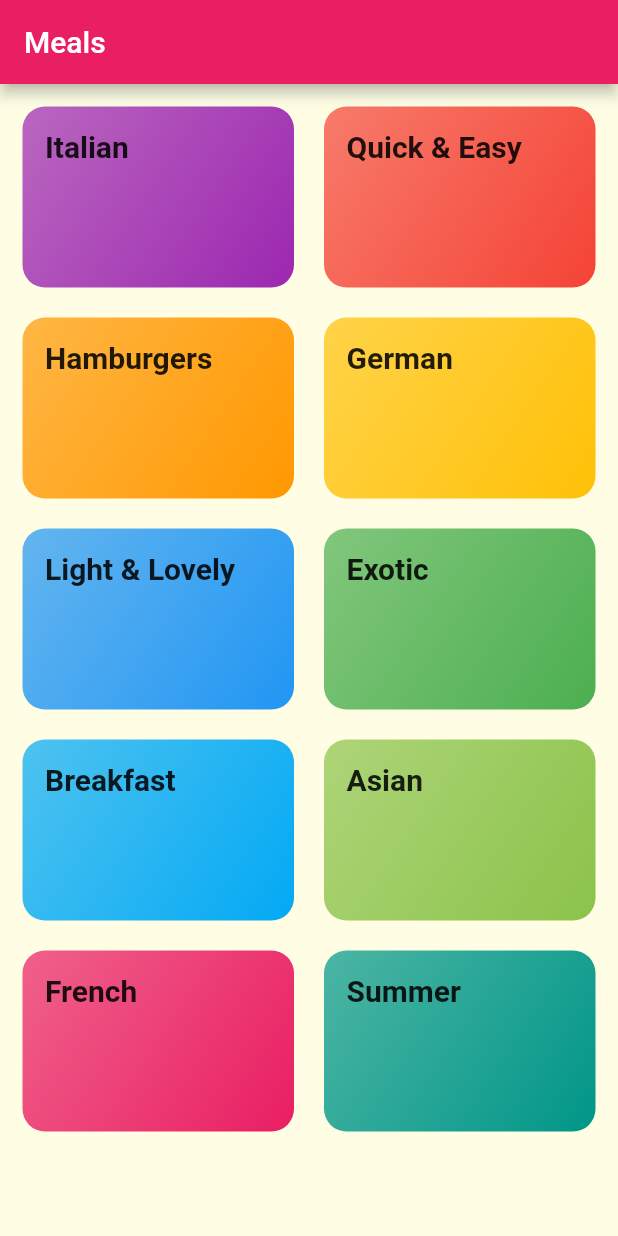
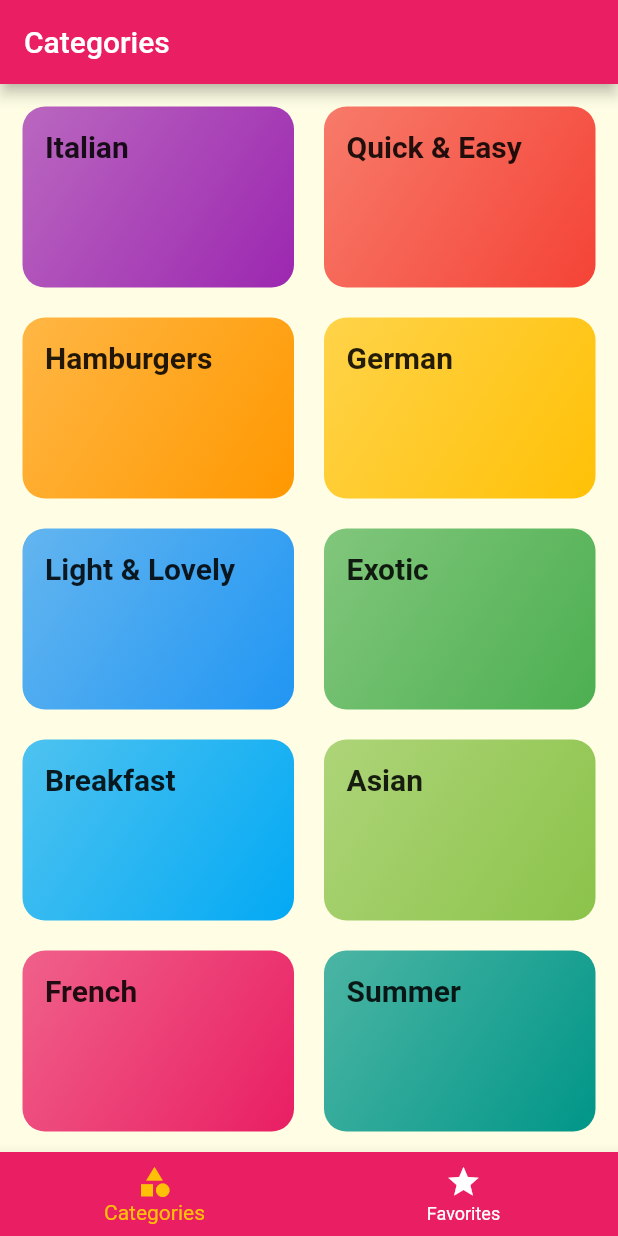
Before and after one commit to alexverbitsky/meals-app, a Flutter app: the screen it shows after launch, on a phone screen of 412 x 824 dp. Run offline on Flutter 3.47's test engine with Material 2 defaults, Android fonts, the phone set to English and light mode, and no system bars; Roboto replaces fonts that are missing (Raleway, RobotoCondensed).

Commit message:
feat(172): add bottom tab navigator

```diff
--- a/lib/main.dart
+++ b/lib/main.dart
@@ -3,6 +3,8 @@ import 'package:flutter/material.dart';
 import 'package:meals_app/screens/categories_screen.dart';
 import 'package:meals_app/screens/category_meals_screen.dart';
 import 'package:meals_app/screens/meal_detail_screen.dart';
+import 'package:meals_app/screens/tabs_bottom_screen.dart';
+import 'package:meals_app/screens/tabs_top_screen.dart';
 
 void main() {
   runApp(MyApp());
@@ -31,7 +33,7 @@ class MyApp extends StatelessWidget {
       initialRoute: '/',
       // default
       routes: {
-        CategoriesScreen.routeName: (ctx) => CategoriesScreen(),
+        '/': (ctx) => TabsBottomScreen(),
         CategoryMealsScreen.routeName: (ctx) => CategoryMealsScreen(),
         MealDetailScreen.routeName: (ctx) => MealDetailScreen(),
       },
--- a/lib/screens/categories_screen.dart
+++ b/lib/screens/categories_screen.dart
@@ -5,15 +5,9 @@ import '../dummy_data.dart';
 import '../models/category.dart';
 
 class CategoriesScreen extends StatelessWidget {
-  static const routeName = '/';
-
   @override
   Widget build(BuildContext context) {
-    return Scaffold(
-      appBar: AppBar(
-        title: const Text('Meals'),
-      ),
-      body: GridView(
+    return GridView(
       padding: const EdgeInsets.all(15),
       children: DUMMY_CATEGORIES
           .map((Category item) => CategoryItem(
@@ -28,7 +22,6 @@ class CategoriesScreen extends StatelessWidget {
         crossAxisSpacing: 20,
         mainAxisSpacing: 20,
       ),
-      ),
     );
   }
 }
--- /dev/null
+++ b/lib/screens/tabs_bottom_screen.dart
@@ -0,0 +1,52 @@
+import 'package:flutter/material.dart';
+import 'package:meals_app/screens/categories_screen.dart';
+import 'package:meals_app/screens/favorites_screen.dart';
+
+class TabsBottomScreen extends StatefulWidget {
+  @override
+  _TabsBottomScreenState createState() => _TabsBottomScreenState();
+}
+
+class _TabsBottomScreenState extends State<TabsBottomScreen> {
+  final List<Map<String, Object>> _pages = [
+    { 'page': CategoriesScreen(), 'title': 'Categories' },
+    { 'page': FavoritesScreen(), 'title': 'Favorites' },
+  ];
+  int _selectedPageIndex = 0;
+
+  void _selectPage(int index) {
+    setState(() {
+      _selectedPageIndex = index;
+    });
+  }
+
+  @override
+  Widget build(BuildContext context) {
+    return Scaffold(
+      appBar: AppBar(
+        title: Text(_pages[_selectedPageIndex]['title']),
+      ),
+      body: _pages[_selectedPageIndex]['page'],
+      bottomNavigationBar: BottomNavigationBar(
+        unselectedItemColor: Colors.white,
+        selectedItemColor: Theme.of(context).accentColor,
+        backgroundColor: Theme.of(context).primaryColor,
+        onTap: _selectPage,
+        currentIndex: _selectedPageIndex,
+//        type: BottomNavigationBarType.shifting,
+        items: [
+          BottomNavigationBarItem(
+            backgroundColor: Theme.of(context).primaryColor,
+            title: Text('Categories'),
+            icon: Icon(Icons.category),
+          ),
+          BottomNavigationBarItem(
+            backgroundColor: Theme.of(context).primaryColor,
+            title: Text('Favorites'),
+            icon: Icon(Icons.star),
+          ),
+        ],
+      ),
+    );
+  }
+}
```
Also changed, not shown: lib/screens/favorites_screen.dart (added, +10 -0 lines), lib/screens/tabs_top_screen.dart (added, +41 -0 lines). Lines whose indentation alone changed are shown as unchanged.
